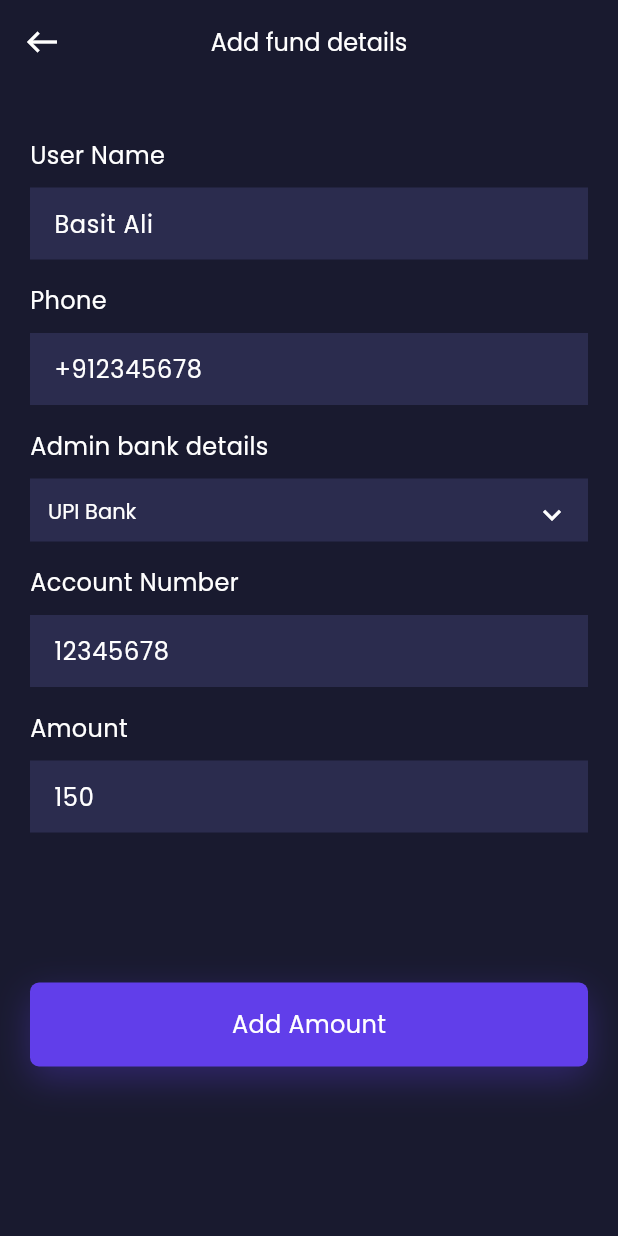
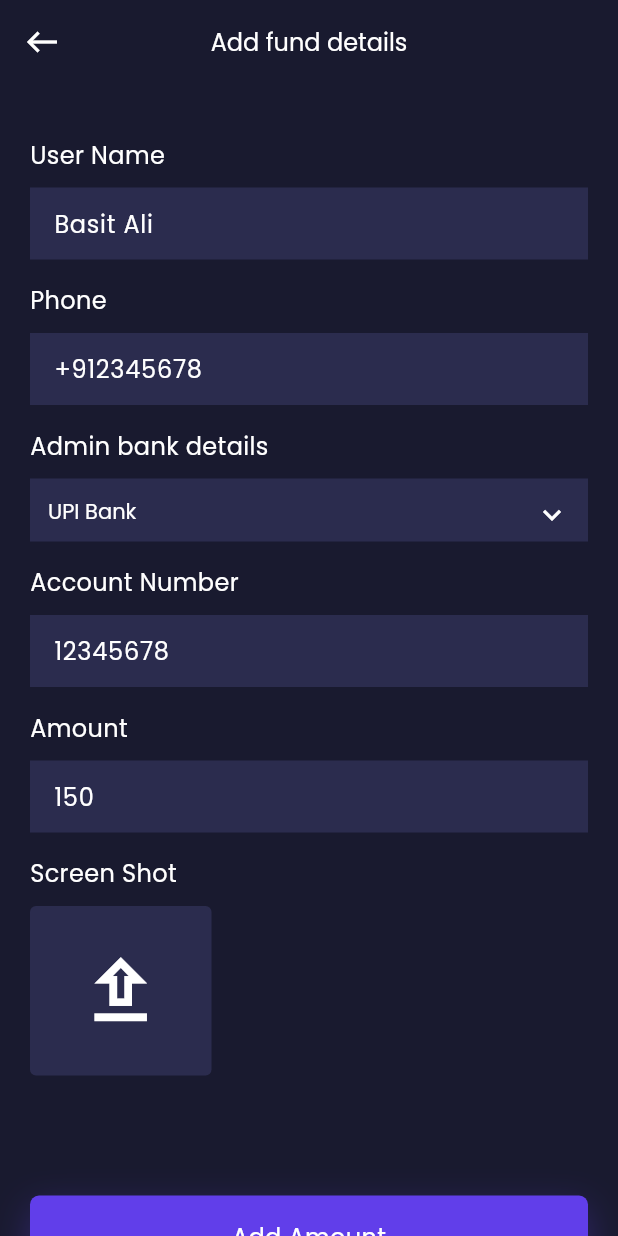
Before and after one commit to ba138/data, a Flutter app: the AddFund screen opened by its route, on a phone screen of 412 x 824 dp. Run offline on Flutter 3.47's test engine with Material 3 defaults, Android fonts, the phone set to English and light mode, and no system bars; our stand-ins replace another_flushbar, fluttertoast, google_fonts.

Commit message:
changes to add missing fileds

```diff
--- a/lib/view/home/add_fund/add_fund.dart
+++ b/lib/view/home/add_fund/add_fund.dart
@@ -131,8 +131,47 @@ class _AddFundState extends State<AddFund> {
                   text: 'Amount',
                   hintText: "150",
                 ),
-                const VerticalSpeacing(100),
-                RoundedButton(title: "Add Amount", onpress: () {})
+                const VerticalSpeacing(16),
+                Text(
+                  'Screen Shot',
+                  style: GoogleFonts.getFont(
+                    "Poppins",
+                    textStyle: const TextStyle(
+                      color: AppColor.whiteColor,
+                      fontSize: 16.0,
+                    ),
+                  ),
+                ),
+                const VerticalSpeacing(10),
+                Container(
+                  height: 113,
+                  width: 121,
+                  decoration: BoxDecoration(
+                    color: const Color(0xff2B2C4E),
+
+                    borderRadius: BorderRadius.circular(4.0),
+                    // image: const DecorationImage(
+                    //   image: NetworkImage(
+                    //       'https://jmcp.edu.pk/wp-content/uploads/2023/09/jth-2.jpg'),
+                    //   fit: BoxFit.fill,
+                    // ),
+                  ),
+                  child: Center(
+                    child: IconButton(
+                      onPressed: () {
+                        // pickImage(isFirstImage: false);
+                      },
+                      icon: const Icon(
+                        Icons.upload_outlined,
+                        size: 60.0,
+                        color: AppColor.whiteColor,
+                      ),
+                    ),
+                  ),
+                ),
+                const VerticalSpeacing(80),
+                RoundedButton(title: "Add Amount", onpress: () {}),
+                const VerticalSpeacing(40),
               ],
             ),
           ),
```
